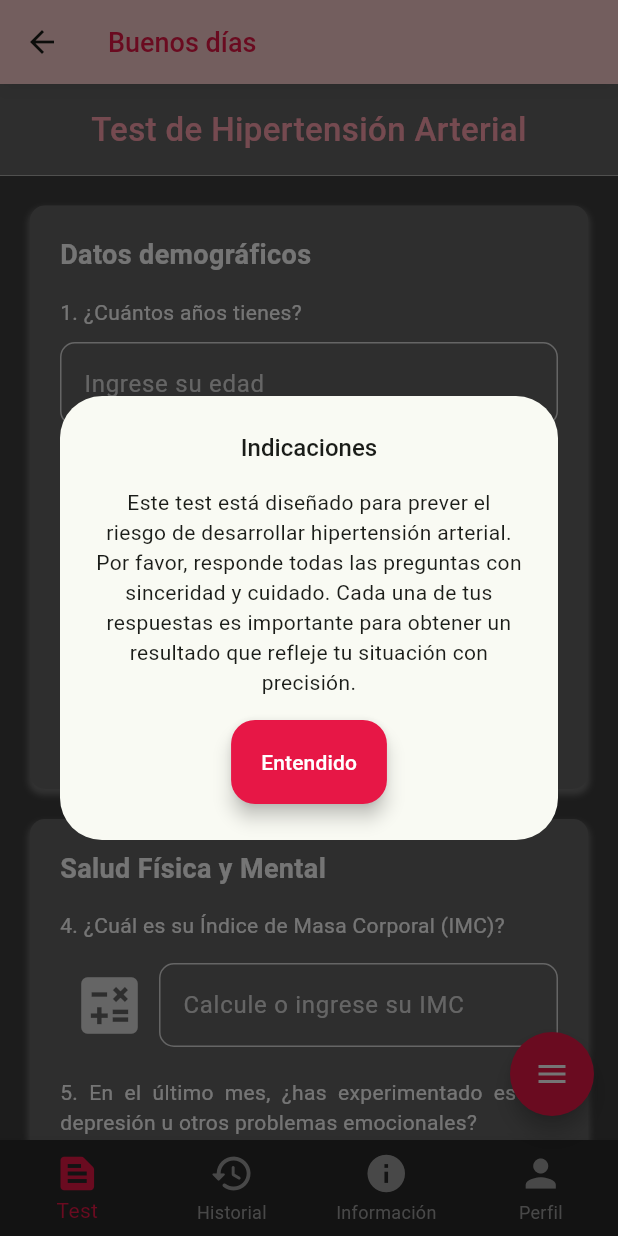
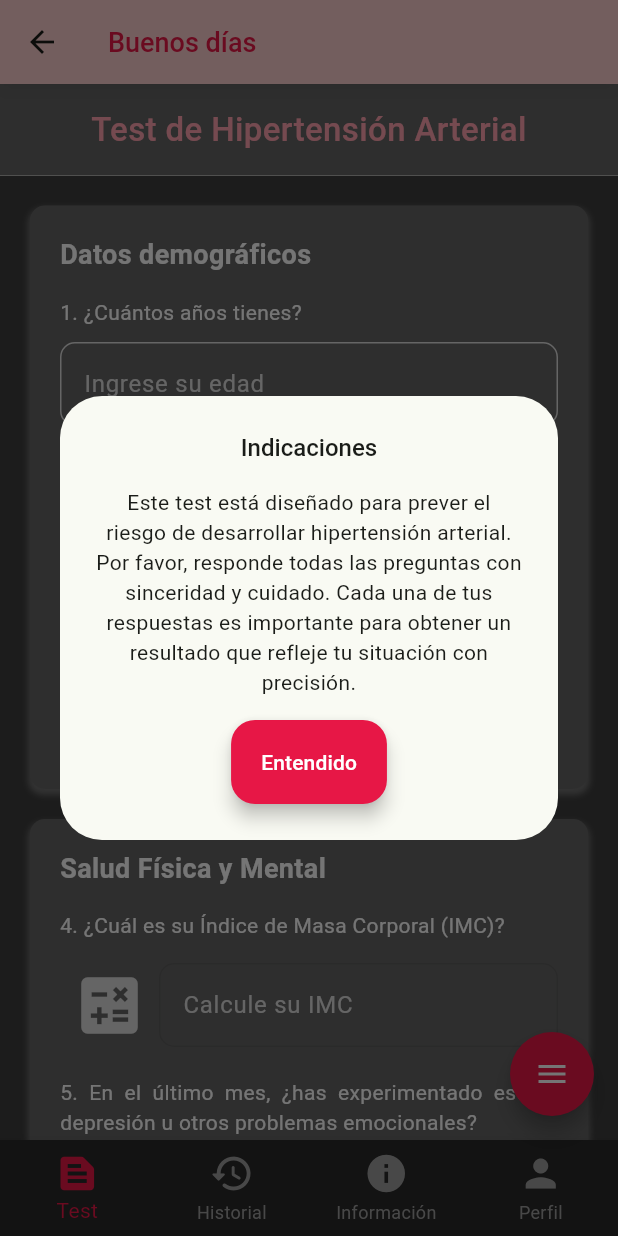
Before and after one commit to GAMM95/PrediHipertension, a Flutter app: the HomeScreen screen opened by its route, on a phone screen of 412 x 824 dp. Run offline on Flutter 3.47's test engine with Material 3 defaults, Android fonts, the phone set to English and light mode, and no system bars; drawn by our look-alikes of flutter_speed_dial; our stand-ins replace animated_splash_screen, cloud_firestore, firebase_auth, firebase_core, flutter_svg, google_sign_in and 3 more; accounts and stored records are empty.

Commit message:
nuevos cambios

```diff
--- a/lib/Presentation/Containers/test_tab.dart
+++ b/lib/Presentation/Containers/test_tab.dart
@@ -195,20 +195,6 @@ class _TestTabState extends State<TestTab> {
 
                         const SizedBox(height: 15.0),
 
-                        // /// Género del usuario
-                        // Parragraph(
-                        //   parrafo: '2. Seleccione su género',
-                        //   color: GlobalColors.textColor,
-                        // ),
-                        // const SizedBox(height: 5.0),
-                        // CustomDropDown(
-                        //   hintText: 'Seleccione una opción',
-                        //   items: const ['Masculino', 'Femenino'],
-                        //   defaultValue: sexController.text,
-                        //   controller: sexController,
-                        //
-                        // ),
-
                         /// Género del usuario
                         Parragraph(
                           parrafo: '2. Seleccione su género',
@@ -224,7 +210,7 @@ class _TestTabState extends State<TestTab> {
                             if (newValue != null) {
                               setState(() {
                                 genderSelection = newValue;
-                                updateAlcoholQuestion(); // Actualizar la pregunta sobre alcohol cuando cambie el género seleccionado
+                                updateAlcoholQuestion();
                               });
                             }
                           },
@@ -285,8 +271,8 @@ class _TestTabState extends State<TestTab> {
                             ),
                             Expanded(
                               child: CustomNumberField(
-                                hintText: 'Calcule o ingrese su IMC',
-                                enabled: true,
+                                hintText: 'Calcule su IMC',
+                                enabled: false,
                                 cifras: 5,
                                 controller: bmiController,
                               ),
@@ -470,18 +456,6 @@ class _TestTabState extends State<TestTab> {
                         const SizedBox(height: 15.0),
 
                         /// Consumo de alcohol
-                        // Parragraph(
-                        //   parrafo: '12. ¿Te consideras un bebedor compulsivo?',
-                        //   color: GlobalColors.textColor,
-                        // ),
-                        // const SizedBox(height: 5.0),
-                        // CustomDropDown(
-                        //   hintText: 'Seleccione una opción',
-                        //   items: const ['Sí', 'No'],
-                        //   defaultValue: compulsiveDrinkController.text,
-                        //   controller: compulsiveDrinkController,
-                        // ),
-
                         Parragraph(
                           parrafo: alcoholQuestion,
                           color: GlobalColors.textColor,
```
